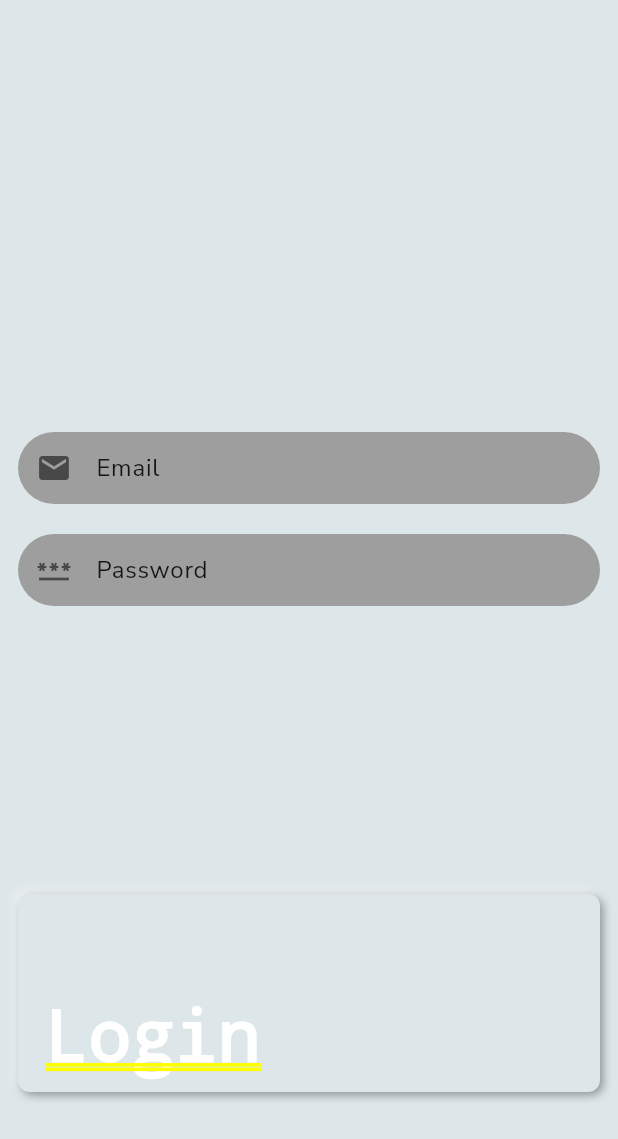
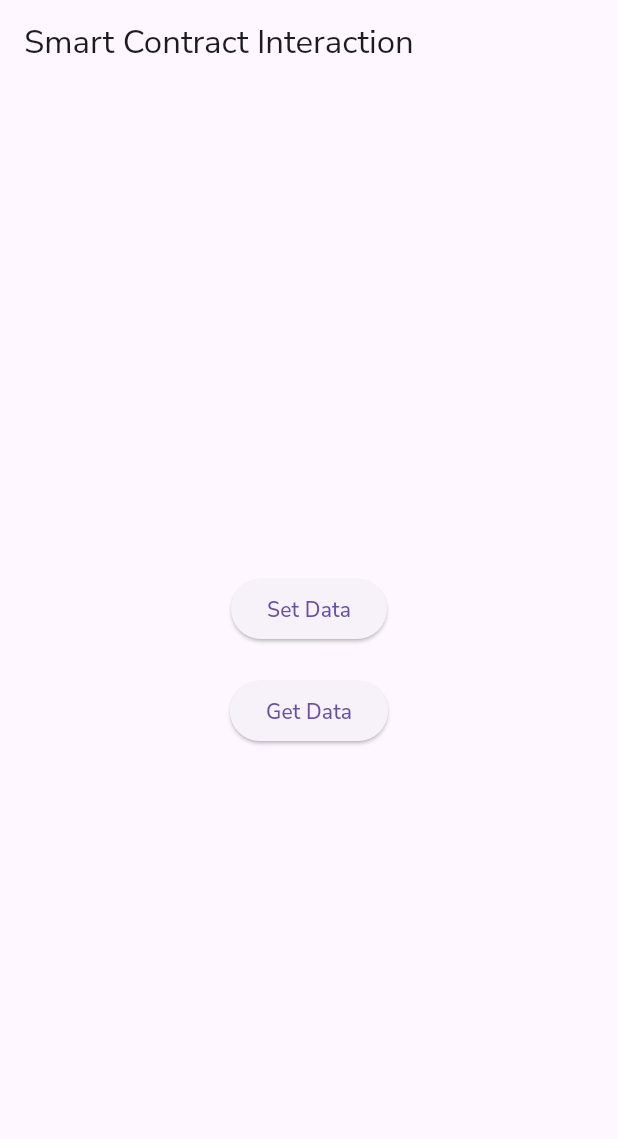
Before and after one commit to soham-dixit/AadhaarChain, a Flutter app: the screen it shows after launch, on a phone screen of 412 x 824 dp. Shown: the top 1139 px of the screen. Run offline on Flutter 3.47's test engine with Material 3 defaults, Android fonts, the light colour scheme and no system bars; our stand-ins replace flutter_neumorphic_plus, get, google_fonts, google_maps_flutter, location; missing offline and left inert: web3dart.

Commit message:
Add code for sc integration

```diff
--- a/citizen_app/lib/main.dart
+++ b/citizen_app/lib/main.dart
@@ -22,7 +22,7 @@ class MyApp extends StatelessWidget {
   Widget build(BuildContext context) {
     return GetMaterialApp(
       title: 'AadhaarChain',
-      initialRoute: '/login',
+      initialRoute: '/sc',
       getPages: appRoutes(),
       debugShowCheckedModeBanner: false,
       theme: ThemeData(
--- /dev/null
+++ b/citizen_app/lib/screens/using_smart_contract.dart
@@ -0,0 +1,87 @@
+import 'package:flutter/cupertino.dart';
+import 'package:flutter/material.dart';
+import 'package:http/http.dart';
+import 'package:web3dart/web3dart.dart';
+
+import '../backend/smart_contract_api.dart';
+
+class UsingSmartContract extends StatefulWidget {
+  const UsingSmartContract({super.key});
+
+  @override
+  State<UsingSmartContract> createState() => _UsingSmartContractState();
+}
+
+class _UsingSmartContractState extends State<UsingSmartContract> {
+  Web3Client? ethClient;
+
+  @override
+  void initState() {
+    super.initState();
+    initializeWeb3Client();
+  }
+
+  Future<void> initializeWeb3Client() async {
+    // Replace with your Ethereum node URL
+    String rpcUrl = 'https://sepolia-rpc.scroll.io';
+
+    ethClient = Web3Client(rpcUrl, Client());
+  }
+
+  Future<void> setData() async {
+    // Replace with your private key
+    String privateKey = '0x88DE3Ad5b5AcbC8b766524D837206170e6f629d2';
+
+    if (ethClient != null) {
+      BigInt valueToSend = BigInt.from(99); // Convert a regular int to BigInt
+      await sendTransaction('setData', [valueToSend], ethClient!, privateKey);
+
+      // Update the UI or perform other actions after setting data
+    }
+  }
+
+  Future<void> getData() async {
+    if (ethClient != null) {
+      List<dynamic> data = await callFunction('getData', [], ethClient!);
+      BigInt retrievedValue = data[0] as BigInt; // Assuming the value is returned as the first element in the result list
+      // Update the UI or perform other actions with the retrieved data
+    }
+  }
+
+  @override
+  Widget build(BuildContext context) {
+    return Scaffold(
+      appBar: AppBar(
+        title: Text('Smart Contract Interaction'),
+      ),
+      body: Center(
+        child: Column(
+          mainAxisAlignment: MainAxisAlignment.center,
+          children: <Widget>[
+            ElevatedButton(
+              onPressed: () {
+                setData();
+              },
+              child: Text('Set Data'),
+            ),
+            SizedBox(height: 20),
+            ElevatedButton(
+              onPressed: () {
+                getData();
+              },
+              child: Text('Get Data'),
+            ),
+          ],
+        ),
+      ),
+    );
+  }
+
+  @override
+  void dispose() {
+    if (ethClient != null) {
+      ethClient!.dispose();
+    }
+    super.dispose();
+  }
+}
--- a/citizen_app/lib/services/routes.dart
+++ b/citizen_app/lib/services/routes.dart
@@ -2,6 +2,7 @@ import 'package:get/get.dart';
 import 'package:mobile_app/screens/enrollment_form.dart';
 import 'package:mobile_app/screens/home.dart';
 import 'package:mobile_app/screens/login.dart';
+import 'package:mobile_app/screens/using_smart_contract.dart';
 
 appRoutes() => [
       GetPage(
@@ -15,7 +16,11 @@ appRoutes() => [
       GetPage(
         name: '/enrollment_form',
         page: () => EnrollmentForm(),
-      )
+      ),
+  GetPage(
+    name: '/sc',
+    page: () => UsingSmartContract(),
+  )
     ];
 
 class MyMiddelware extends GetMiddleware {
--- a/citizen_app/pubspec.yaml
+++ b/citizen_app/pubspec.yaml
@@ -42,6 +42,7 @@ dependencies:
   flutter_neumorphic_plus: ^3.3.0
   geolocator: ^10.1.0
   location: ^5.0.3
+  web3dart: ^2.7.1
 
 dev_dependencies:
   flutter_test:
@@ -67,6 +68,7 @@ flutter:
   # To add assets to your application, add an assets section, like this:
   assets:
     - assets/
+    - assets/abi.json
 
   # An image asset can refer to one or more resolution-specific "variants", see
   # https://flutter.dev/assets-and-images/#resolution-aware
```
Also changed, not shown: citizen_app/assets/abi.json (added, +41 -0 lines), citizen_app/lib/backend/smart_contract_api.dart (added, +55 -0 lines), citizen_app/lib/screens/enrollment_form.dart (+1 -11 lines), citizen_app/pubspec.lock.
